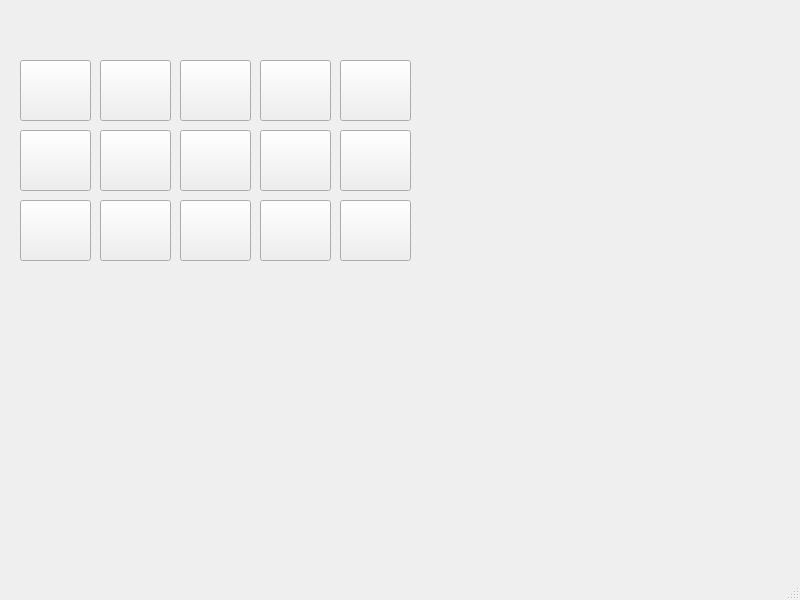
Before: the Qt Designer form Project1-DataStructure2/gui.ui in Angelo-CE/Project1_DataStructure2, drawn with Qt 5.
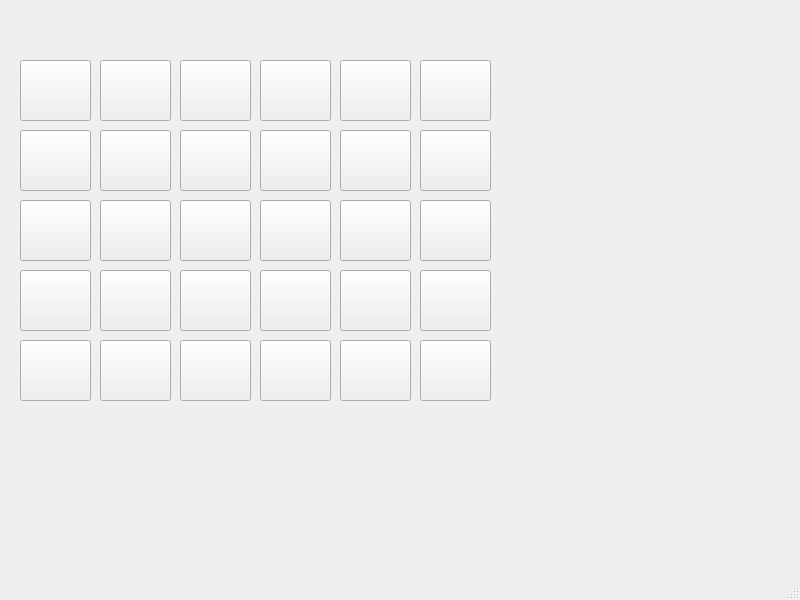
After: the same form once the commit is applied.

Commit message: Implementacion de jugabilidad a la cartas. (GUI)

```diff
--- a/Project1-DataStructure2/gui.ui
+++ b/Project1-DataStructure2/gui.ui
@@ -82,8 +82,8 @@
    <widget class="QPushButton" name="pushButton_6">
     <property name="geometry">
      <rect>
-      <x>20</x>
-      <y>130</y>
+      <x>420</x>
+      <y>60</y>
       <width>71</width>
       <height>61</height>
      </rect>
@@ -95,7 +95,7 @@
    <widget class="QPushButton" name="pushButton_7">
     <property name="geometry">
      <rect>
-      <x>100</x>
+      <x>20</x>
       <y>130</y>
       <width>71</width>
       <height>61</height>
@@ -108,7 +108,7 @@
    <widget class="QPushButton" name="pushButton_8">
     <property name="geometry">
      <rect>
-      <x>180</x>
+      <x>100</x>
       <y>130</y>
       <width>71</width>
       <height>61</height>
@@ -121,7 +121,7 @@
    <widget class="QPushButton" name="pushButton_9">
     <property name="geometry">
      <rect>
-      <x>260</x>
+      <x>180</x>
       <y>130</y>
       <width>71</width>
       <height>61</height>
@@ -134,7 +134,7 @@
    <widget class="QPushButton" name="pushButton_10">
     <property name="geometry">
      <rect>
-      <x>340</x>
+      <x>260</x>
       <y>130</y>
       <width>71</width>
       <height>61</height>
@@ -147,8 +147,8 @@
    <widget class="QPushButton" name="pushButton_11">
     <property name="geometry">
      <rect>
-      <x>20</x>
-      <y>200</y>
+      <x>420</x>
+      <y>130</y>
       <width>71</width>
       <height>61</height>
      </rect>
@@ -160,7 +160,7 @@
    <widget class="QPushButton" name="pushButton_12">
     <property name="geometry">
      <rect>
-      <x>100</x>
+      <x>20</x>
       <y>200</y>
       <width>71</width>
       <height>61</height>
@@ -173,7 +173,7 @@
    <widget class="QPushButton" name="pushButton_13">
     <property name="geometry">
      <rect>
-      <x>180</x>
+      <x>100</x>
       <y>200</y>
       <width>71</width>
       <height>61</height>
@@ -186,7 +186,7 @@
    <widget class="QPushButton" name="pushButton_14">
     <property name="geometry">
      <rect>
-      <x>260</x>
+      <x>180</x>
       <y>200</y>
       <width>71</width>
       <height>61</height>
@@ -200,6 +200,19 @@
     <property name="geometry">
      <rect>
       <x>340</x>
+      <y>130</y>
+      <width>71</width>
+      <height>61</height>
+     </rect>
+    </property>
+    <property name="text">
+     <string/>
+    </property>
+   </widget>
+   <widget class="QPushButton" name="pushButton_16">
+    <property name="geometry">
+     <rect>
+      <x>260</x>
       <y>200</y>
       <width>71</width>
       <height>61</height>
@@ -209,6 +222,188 @@
      <string/>
     </property>
    </widget>
+   <widget class="QPushButton" name="pushButton_17">
+    <property name="geometry">
+     <rect>
+      <x>340</x>
+      <y>200</y>
+      <width>71</width>
+      <height>61</height>
+     </rect>
+    </property>
+    <property name="text">
+     <string/>
+    </property>
+   </widget>
+   <widget class="QPushButton" name="pushButton_18">
+    <property name="geometry">
+     <rect>
+      <x>420</x>
+      <y>200</y>
+      <width>71</width>
+      <height>61</height>
+     </rect>
+    </property>
+    <property name="text">
+     <string/>
+    </property>
+   </widget>
+   <widget class="QPushButton" name="pushButton_19">
+    <property name="geometry">
+     <rect>
+      <x>20</x>
+      <y>270</y>
+      <width>71</width>
+      <height>61</height>
+     </rect>
+    </property>
+    <property name="text">
+     <string/>
+    </property>
+   </widget>
+   <widget class="QPushButton" name="pushButton_20">
+    <property name="geometry">
+     <rect>
+      <x>100</x>
+      <y>270</y>
+      <width>71</width>
+      <height>61</height>
+     </rect>
+    </property>
+    <property name="text">
+     <string/>
+    </property>
+   </widget>
+   <widget class="QPushButton" name="pushButton_21">
+    <property name="geometry">
+     <rect>
+      <x>180</x>
+      <y>270</y>
+      <width>71</width>
+      <height>61</height>
+     </rect>
+    </property>
+    <property name="text">
+     <string/>
+    </property>
+   </widget>
+   <widget class="QPushButton" name="pushButton_22">
+    <property name="geometry">
+     <rect>
+      <x>260</x>
+      <y>270</y>
+      <width>71</width>
+      <height>61</height>
+     </rect>
+    </property>
+    <property name="text">
+     <string/>
+    </property>
+   </widget>
+   <widget class="QPushButton" name="pushButton_23">
+    <property name="geometry">
+     <rect>
+      <x>340</x>
+      <y>270</y>
+      <width>71</width>
+      <height>61</height>
+     </rect>
+    </property>
+    <property name="text">
+     <string/>
+    </property>
+   </widget>
+   <widget class="QPushButton" name="pushButton_24">
+    <property name="geometry">
+     <rect>
+      <x>420</x>
+      <y>270</y>
+      <width>71</width>
+      <height>61</height>
+     </rect>
+    </property>
+    <property name="text">
+     <string/>
+    </property>
+   </widget>
+   <widget class="QPushButton" name="pushButton_25">
+    <property name="geometry">
+     <rect>
+      <x>20</x>
+      <y>340</y>
+      <width>71</width>
+      <height>61</height>
+     </rect>
+    </property>
+    <property name="text">
+     <string/>
+    </property>
+   </widget>
+   <widget class="QPushButton" name="pushButton_26">
+    <property name="geometry">
+     <rect>
+      <x>100</x>
+      <y>340</y>
+      <width>71</width>
+      <height>61</height>
+     </rect>
+    </property>
+    <property name="text">
+     <string/>
+    </property>
+   </widget>
+   <widget class="QPushButton" name="pushButton_27">
+    <property name="geometry">
+     <rect>
+      <x>180</x>
+      <y>340</y>
+      <width>71</width>
+      <height>61</height>
+     </rect>
+    </property>
+    <property name="text">
+     <string/>
+    </property>
+   </widget>
+   <widget class="QPushButton" name="pushButton_28">
+    <property name="geometry">
+     <rect>
+      <x>260</x>
+      <y>340</y>
+      <width>71</width>
+      <height>61</height>
+     </rect>
+    </property>
+    <property name="text">
+     <string/>
+    </property>
+   </widget>
+   <widget class="QPushButton" name="pushButton_29">
+    <property name="geometry">
+     <rect>
+      <x>340</x>
+      <y>340</y>
+      <width>71</width>
+      <height>61</height>
+     </rect>
+    </property>
+    <property name="text">
+     <string/>
+    </property>
+   </widget>
+   <widget class="QPushButton" name="pushButton_30">
+    <property name="geometry">
+     <rect>
+      <x>420</x>
+      <y>340</y>
+      <width>71</width>
+      <height>61</height>
+     </rect>
+    </property>
+    <property name="text">
+     <string/>
+    </property>
+   </widget>
   </widget>
   <widget class="QMenuBar" name="menubar">
    <property name="geometry">
```
The commit also changes 7 other files.
